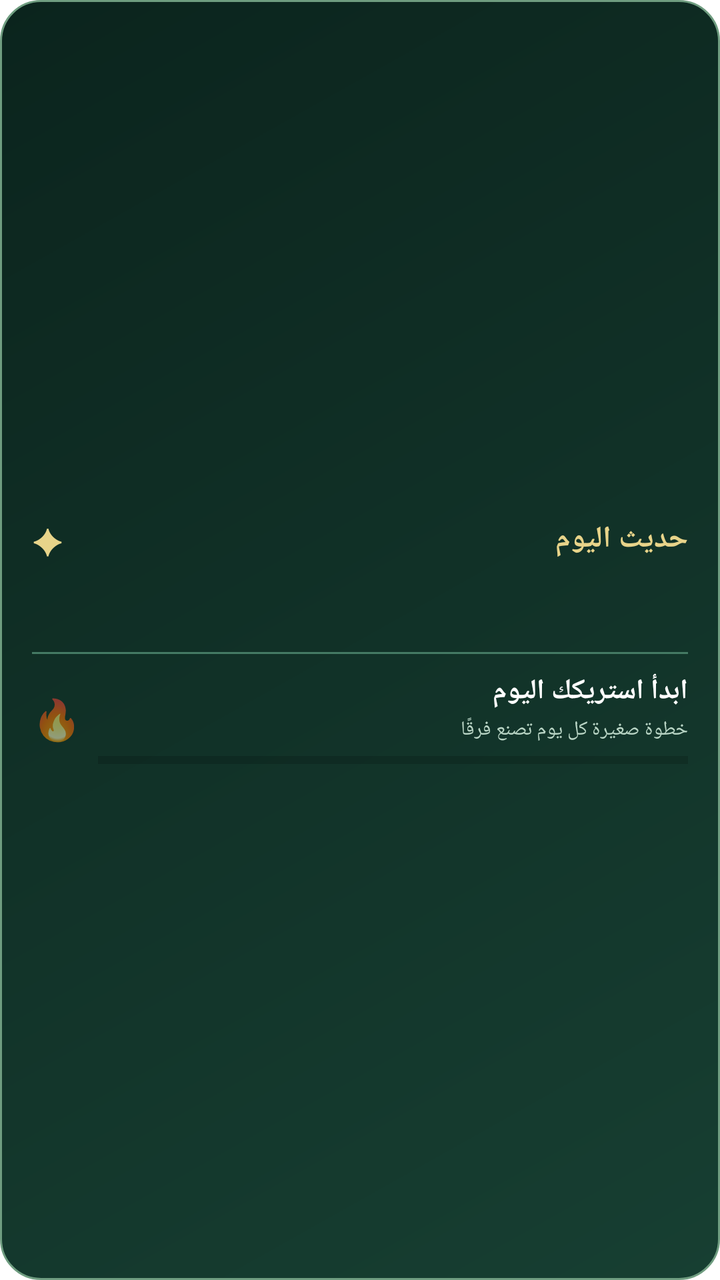
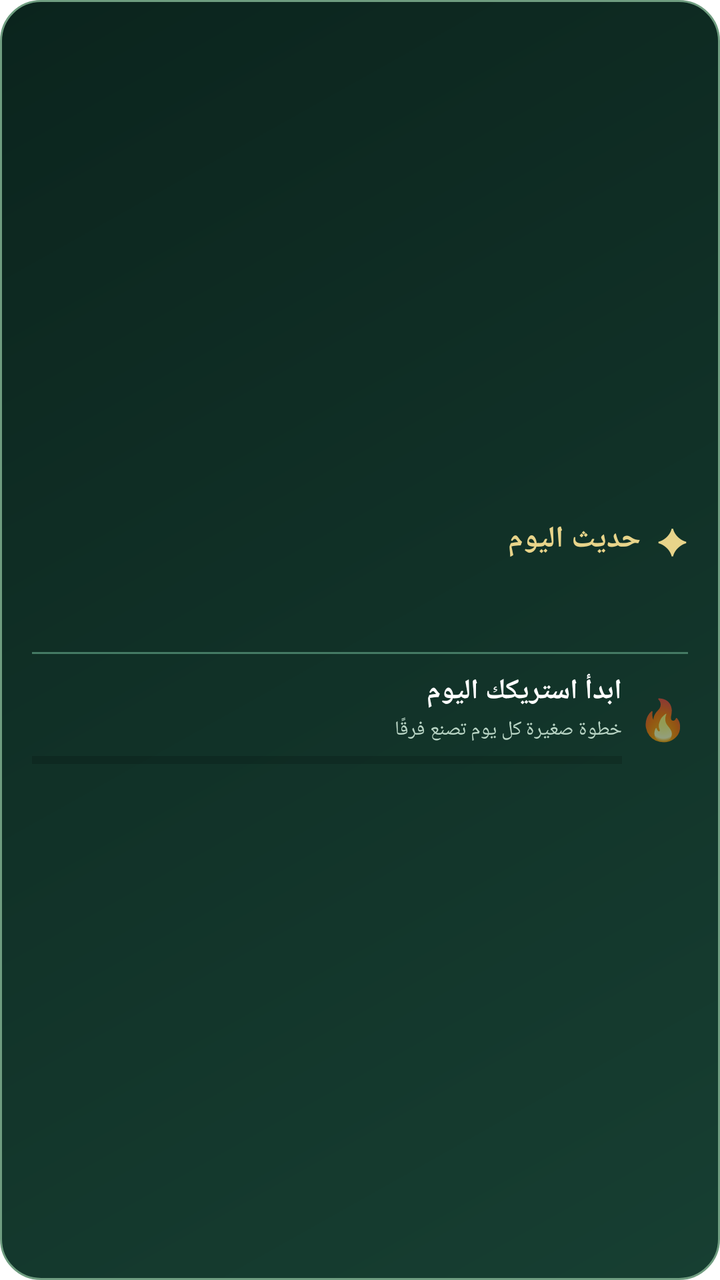

The first picture is an Android layout as it rendered before a commit; the second is the same layout after the commit. The layout source and the unified diff follow.
<!-- AndroidManifest.xml: fallback theme Theme.MaterialComponents.DayNight.NoActionBar -->
<!-- res/layout/hadith_widget.xml -->
<?xml version="1.0" encoding="utf-8"?>
<LinearLayout xmlns:android="http://schemas.android.com/apk/res/android"
    android:id="@+id/widget_hadith_container"
    android:layout_width="match_parent"
    android:layout_height="match_parent"
    android:background="@drawable/widget_hadith_background"
    android:gravity="center_vertical"
    android:orientation="vertical"
    android:padding="16dp">

    <LinearLayout
        android:layout_width="match_parent"
        android:layout_height="wrap_content"
        android:gravity="center_vertical"
        android:orientation="horizontal">

        <TextView
            android:layout_width="wrap_content"
            android:layout_height="wrap_content"
            android:text="✦"
            android:textColor="#E8D48A"
            android:textSize="18sp" />

        <TextView
            android:layout_width="0dp"
            android:layout_height="wrap_content"
            android:layout_weight="1"
            android:paddingStart="8dp"
            android:text="حديث اليوم"
            android:textColor="#E8D48A"
            android:textSize="15sp"
            android:textStyle="bold" />
    </LinearLayout>

    <TextView
        android:id="@+id/widget_hadith_text"
        android:layout_width="match_parent"
        android:layout_height="wrap_content"
        android:ellipsize="end"
        android:fontFamily="sans"
        android:maxLines="5"
        android:textColor="#FFFFFF"
        android:textSize="15sp"
        android:textStyle="bold" />

    <TextView
        android:id="@+id/widget_hadith_source"
        android:layout_width="match_parent"
        android:layout_height="wrap_content"
        android:ellipsize="end"
        android:maxLines="2"
        android:textColor="#B9D5C5"
        android:textSize="10sp" />

    <View
        android:layout_width="match_parent"
        android:layout_height="1dp"
        android:layout_marginTop="10dp"
        android:layout_marginBottom="9dp"
        android:background="#447A64" />

    <LinearLayout
        android:layout_width="match_parent"
        android:layout_height="wrap_content"
        android:gravity="center_vertical"
        android:orientation="horizontal">

        <TextView
            android:layout_width="wrap_content"
            android:layout_height="wrap_content"
            android:text="🔥"
            android:textSize="20sp" />

        <LinearLayout
            android:layout_width="0dp"
            android:layout_height="wrap_content"
            android:layout_weight="1"
            android:layout_marginStart="8dp"
            android:orientation="vertical">

            <TextView
                android:id="@+id/widget_streak_value"
                android:layout_width="match_parent"
                android:layout_height="wrap_content"
                android:text="ابدأ استريكك اليوم"
                android:textColor="#FFFFFF"
                android:textSize="14sp"
                android:textStyle="bold" />

            <TextView
                android:id="@+id/widget_streak_meta"
                android:layout_width="match_parent"
                android:layout_height="wrap_content"
                android:layout_marginTop="3dp"
                android:ellipsize="end"
                android:maxLines="1"
                android:text="خطوة صغيرة كل يوم تصنع فرقًا"
                android:textColor="#B9D5C5"
                android:textSize="10sp" />

            <ProgressBar
                android:id="@+id/widget_streak_progress"
                style="?android:attr/progressBarStyleHorizontal"
                android:layout_width="match_parent"
                android:layout_height="5dp"
                android:layout_marginTop="6dp"
                android:max="7"
                android:progress="0"
                android:progressTint="#D9B65D"
                android:secondaryProgressTint="#447A64" />
        </LinearLayout>
    </LinearLayout>
</LinearLayout>
<!-- resources referenced by this layout -->
<resources>
  <!-- drawable widget_hadith_background (drawable) -->
  <?xml version="1.0" encoding="utf-8"?>
  <shape xmlns:android="http://schemas.android.com/apk/res/android">
      <corners android:radius="20dp" />
      <gradient
          android:angle="315"
          android:endColor="#173F32"
          android:startColor="#0B241D" />
      <stroke
          android:width="1dp"
          android:color="#6F9D80" />
  </shape>
</resources>

<!-- the commit's change to res/layout/hadith_widget.xml (unified diff, before → after) -->
@@ -5,7 +5,9 @@
     android:layout_height="match_parent"
     android:background="@drawable/widget_hadith_background"
     android:gravity="center_vertical"
+    android:layoutDirection="rtl"
     android:orientation="vertical"
+    android:textDirection="rtl"
     android:padding="16dp">
 
     <LinearLayout
